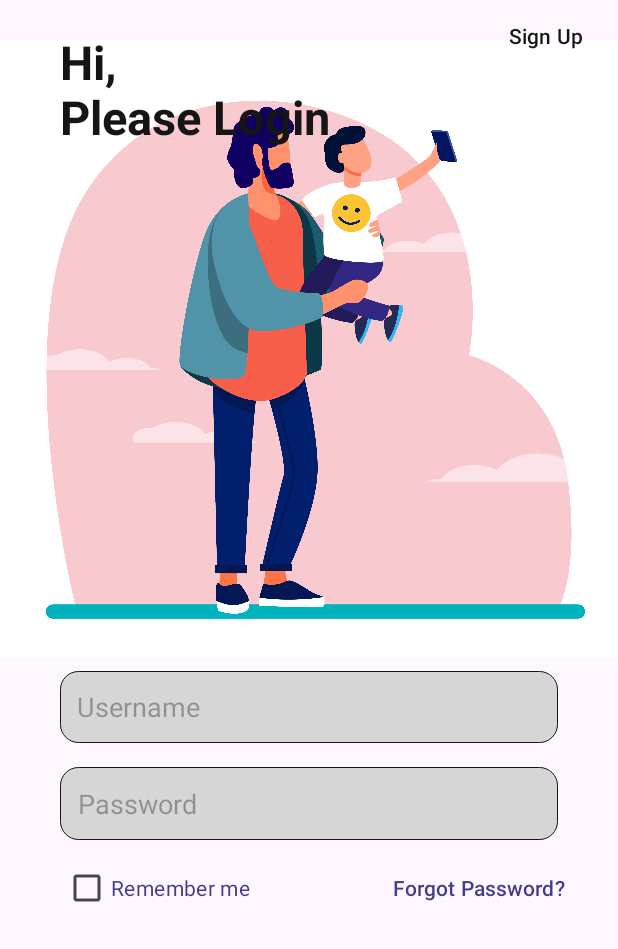
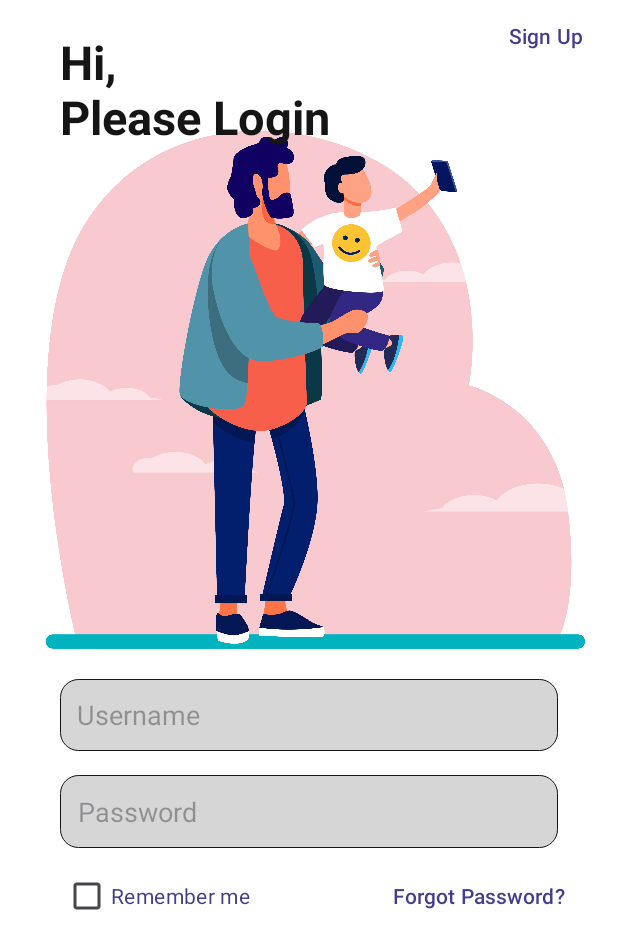
Before and after one commit to Lakshyakumar266/Child-Lock, an Android app: the screen it shows after launch (MainActivity), on a phone screen of 412 x 824 dp. Shown: the top 949 px of the screen. Run offline under Robolectric (Android 15) with nearby library versions, the phone set to English and light mode, and no system bars.

Commit message:
making login page 02.01

```diff
--- a/app/src/main/res/layout/activity_login.xml
+++ b/app/src/main/res/layout/activity_login.xml
@@ -4,15 +4,17 @@
     xmlns:tools="http://schemas.android.com/tools"
     android:id="@+id/main"
     android:layout_width="match_parent"
-    android:layout_height="match_parent">
+    android:layout_height="match_parent"
+    android:background="@color/white">
 
     <ImageView
-        android:contentDescription="@string/app_name"
         android:id="@+id/man_child"
         android:layout_width="wrap_content"
         android:layout_height="wrap_content"
-        android:layout_marginTop="-180dp"
+        android:layout_marginTop="-160dp"
+        android:contentDescription="@string/app_name"
         app:layout_constraintEnd_toEndOf="parent"
+        app:layout_constraintHorizontal_bias="0.0"
         app:layout_constraintStart_toStartOf="parent"
         app:layout_constraintTop_toTopOf="parent"
         app:srcCompat="@drawable/man_child" />
@@ -24,9 +26,9 @@
         android:layout_marginStart="40dp"
         android:layout_marginTop="20dp"
         android:text="Hi,\nPlease Login"
+        android:textColor="@color/blackShade"
         android:textSize="31sp"
         android:textStyle="bold"
-        android:textColor="@color/blackShade"
         app:layout_constraintStart_toStartOf="parent"
         app:layout_constraintTop_toTopOf="parent"
         tools:ignore="HardcodedText" />
@@ -38,9 +40,9 @@
         android:layout_height="wrap_content"
         android:background="#00FFFFFF"
         android:text="@string/sign_up"
-        android:textColor="@color/blackShade"
+        android:textColor="@color/purple"
         app:layout_constraintEnd_toEndOf="parent"
-        app:layout_constraintTop_toTopOf="parent"/>
+        app:layout_constraintTop_toTopOf="parent" />
 
     <LinearLayout
         android:layout_width="match_parent"
@@ -63,10 +65,10 @@
             android:autofillHints="name"
             android:background="@drawable/input_background"
             android:ems="10"
-            android:textColor="@color/blackShade"
             android:hint="@string/username"
             android:inputType="text"
-            android:padding="11sp"/>
+            android:padding="11sp"
+            android:textColor="@color/blackShade" />
 
         <EditText
             android:id="@+id/Password"
```
